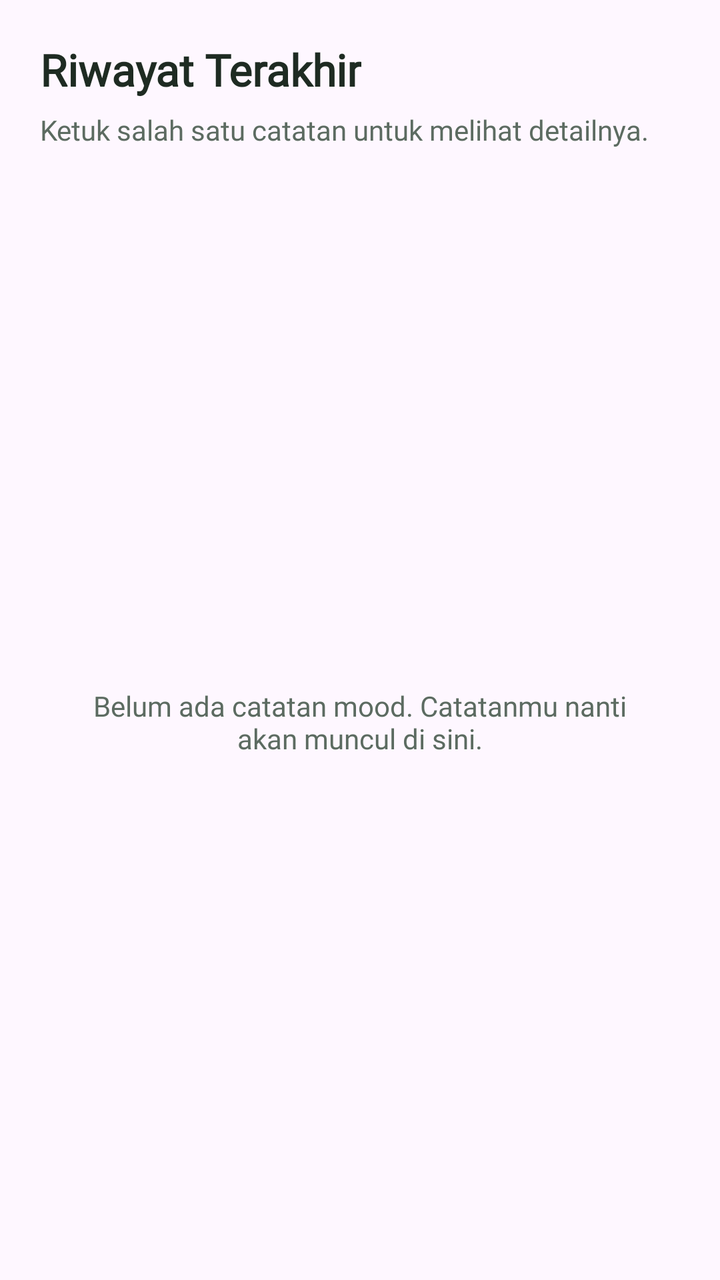
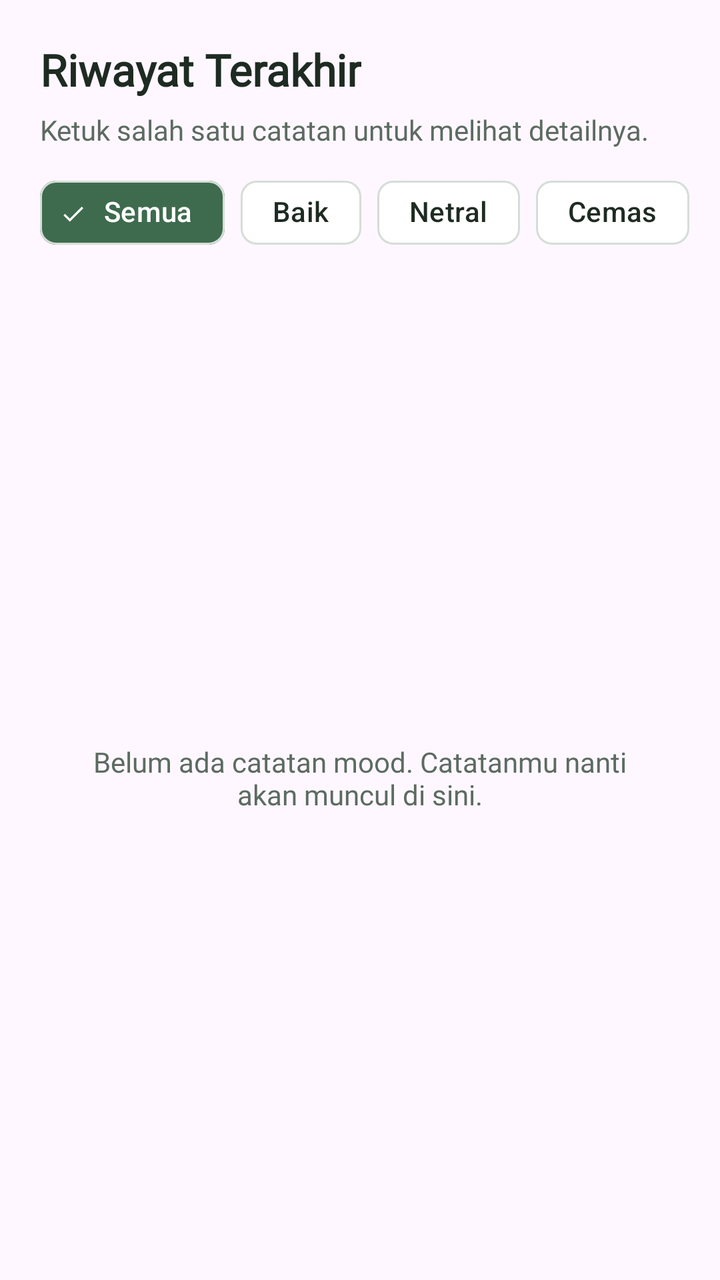

Compare the two renders of this Android layout. The source of the first and the diff that turns it into the second are given below.
<!-- AndroidManifest.xml: application theme Theme.Tommy_3TIB -->
<!-- res/layout/fragment_riwayatfragment.xml -->
<?xml version="1.0" encoding="utf-8"?>
<LinearLayout xmlns:android="http://schemas.android.com/apk/res/android"
    xmlns:tools="http://schemas.android.com/tools"
    android:layout_width="match_parent"
    android:layout_height="match_parent"
    android:orientation="vertical"
    tools:context=".RiwayatFragment">

    <LinearLayout
        android:layout_width="match_parent"
        android:layout_height="wrap_content"
        android:orientation="vertical"
        android:paddingStart="20dp"
        android:paddingTop="20dp"
        android:paddingEnd="20dp"
        android:paddingBottom="8dp">

        <TextView
            android:layout_width="wrap_content"
            android:layout_height="wrap_content"
            android:fontFamily="@font/pjakartabold"
            android:text="Riwayat Terakhir"
            android:textColor="#1E2B22"
            android:textSize="22sp"
            android:textStyle="bold" />

        <TextView
            android:layout_width="wrap_content"
            android:layout_height="wrap_content"
            android:layout_marginTop="6dp"
            android:fontFamily="@font/pjakartaregular"
            android:text="Ketuk salah satu catatan untuk melihat detailnya."
            android:textColor="#5C6B61"
            android:textSize="14sp" />
    </LinearLayout>

    <FrameLayout
        android:layout_width="match_parent"
        android:layout_height="0dp"
        android:layout_weight="1">

        <ListView
            android:id="@+id/listRiwayat"
            android:layout_width="match_parent"
            android:layout_height="match_parent"
            android:clipToPadding="false"
            android:divider="@null"
            android:dividerHeight="0dp"
            android:listSelector="@android:color/transparent"
            android:paddingBottom="12dp"
            android:scrollbars="none" />

        <TextView
            android:id="@+id/tvKosong"
            android:layout_width="match_parent"
            android:layout_height="wrap_content"
            android:layout_gravity="center"
            android:fontFamily="@font/pjakartaregular"
            android:gravity="center"
            android:padding="32dp"
            android:text="Belum ada catatan mood. Catatanmu nanti akan muncul di sini."
            android:textColor="#5C6B61"
            android:textSize="14sp" />
    </FrameLayout>
</LinearLayout>
<!-- resources referenced by this layout -->
<resources>
  <style name="Theme.Tommy_3TIB" parent="Base.Theme.Tommy_3TIB" />
  <style name="Base.Theme.Tommy_3TIB" parent="Theme.Material3.DayNight.NoActionBar">
          
          
      </style>
</resources>

<!-- the commit's change to res/layout/fragment_riwayatfragment.xml (unified diff, before → after) -->
@@ -1,5 +1,6 @@
 <?xml version="1.0" encoding="utf-8"?>
 <LinearLayout xmlns:android="http://schemas.android.com/apk/res/android"
+    xmlns:app="http://schemas.android.com/apk/res-auto"
     xmlns:tools="http://schemas.android.com/tools"
     android:layout_width="match_parent"
     android:layout_height="match_parent"
@@ -34,6 +35,74 @@
             android:textSize="14sp" />
     </LinearLayout>
 
+    <HorizontalScrollView
+        android:layout_width="match_parent"
+        android:layout_height="wrap_content"
+        android:clipToPadding="false"
+        android:paddingStart="20dp"
+        android:paddingEnd="20dp"
+        android:paddingBottom="8dp"
+        android:scrollbars="none">
+
+        <com.google.android.material.chip.ChipGroup
+            android:id="@+id/chipGroupFilter"
+            android:layout_width="wrap_content"
+            android:layout_height="wrap_content"
+            app:selectionRequired="true"
+            app:singleLine="true"
+            app:singleSelection="true">
+
+            <com.google.android.material.chip.Chip
+                android:id="@+id/chipSemua"
+                style="@style/Widget.Material3.Chip.Filter"
+                android:layout_width="wrap_content"
+                android:layout_height="wrap_content"
+                android:checked="true"
+                android:text="Semua"
+                android:textColor="@color/chip_text_color"
+                app:checkedIconTint="#FFFFFF"
+                app:chipBackgroundColor="@color/chip_bg_color"
+                app:chipStrokeColor="#D5DDD7"
+                app:chipStrokeWidth="1dp" />
+
+            <com.google.android.material.chip.Chip
+                android:id="@+id/chipBaik"
+                style="@style/Widget.Material3.Chip.Filter"
+                android:layout_width="wrap_content"
+                android:layout_height="wrap_content"
+                android:text="Baik"
+                android:textColor="@color/chip_text_color"
+                app:checkedIconTint="#FFFFFF"
+                app:chipBackgroundColor="@color/chip_bg_color"
+                app:chipStrokeColor="#D5DDD7"
+                app:chipStrokeWidth="1dp" />
+
+            <com.google.android.material.chip.Chip
+                android:id="@+id/chipNetral"
+                style="@style/Widget.Material3.Chip.Filter"
+                android:layout_width="wrap_content"
+                android:layout_height="wrap_content"
+                android:text="Netral"
+                android:textColor="@color/chip_text_color"
+                app:checkedIconTint="#FFFFFF"
+                app:chipBackgroundColor="@color/chip_bg_color"
+                app:chipStrokeColor="#D5DDD7"
+                app:chipStrokeWidth="1dp" />
+
+            <com.google.android.material.chip.Chip
+                android:id="@+id/chipCemas"
+                style="@style/Widget.Material3.Chip.Filter"
+                android:layout_width="wrap_content"
+                android:layout_height="wrap_content"
+                android:text="Cemas"
+                android:textColor="@color/chip_text_color"
+                app:checkedIconTint="#FFFFFF"
+                app:chipBackgroundColor="@color/chip_bg_color"
+                app:chipStrokeColor="#D5DDD7"
+                app:chipStrokeWidth="1dp" />
+        </com.google.android.material.chip.ChipGroup>
+    </HorizontalScrollView>
+
     <FrameLayout
         android:layout_width="match_parent"
         android:layout_height="0dp"
